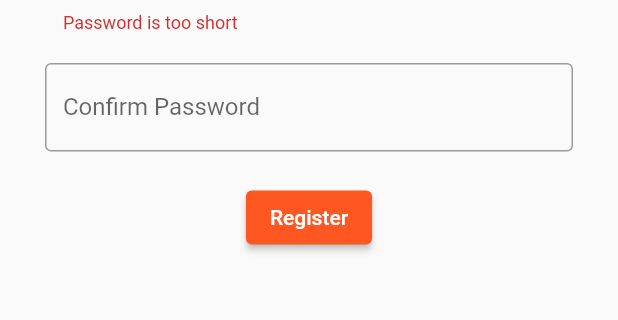
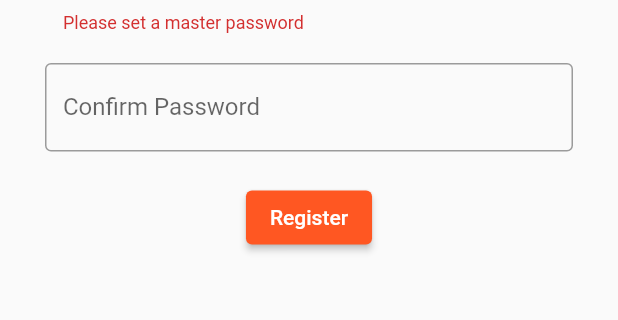
Before and after one commit to subarnaPdl/password_manager_using_hive_and_bloc_flutter, a Flutter app: the screen it shows after launch, after a tap on "Register", on a phone screen of 412 x 824 dp, the part 444-764 px from its top. Run offline on Flutter 3.47's test engine with Material 2 defaults, Android fonts, the phone set to English and light mode, and no system bars; our stand-ins replace bloc, flutter_bloc, flutter_secure_storage, flutter_slidable, hive, hive_flutter; missing offline and left inert: tutorial_coach_mark; accounts and stored records are empty.

Commit message:
Modified login signup method

```diff
--- /dev/null
+++ b/lib/logic/bloc/auth/auth_event.dart
@@ -0,0 +1,13 @@
+part of 'auth_bloc.dart';
+
+abstract class AuthEvent {}
+
+class AuthSignupEvent extends AuthEvent {
+  final String password;
+  AuthSignupEvent({required this.password});
+}
+
+class AuthLoginEvent extends AuthEvent {
+  final String password;
+  AuthLoginEvent({required this.password});
+}
--- /dev/null
+++ b/lib/logic/bloc/auth/auth_state.dart
@@ -0,0 +1,15 @@
+part of 'auth_bloc.dart';
+
+@immutable
+abstract class AuthState {}
+
+class AuthInitial extends AuthState {}
+
+class AuthSignupSuccessState extends AuthState {}
+
+class AuthLoginSuccessState extends AuthState {}
+
+class AuthLoginFailedState extends AuthState {
+  final String exception;
+  AuthLoginFailedState({required this.exception});
+}
--- a/lib/logic/bloc/signup/signup_event.dart
+++ /dev/null
@@ -1,15 +0,0 @@
-part of 'signup_bloc.dart';
-
-abstract class SignupEvent {}
-
-class SignupPasswordChanged extends SignupEvent {
-  final String password;
-  SignupPasswordChanged({required this.password});
-}
-
-class SignupConfirmPasswordChanged extends SignupEvent {
-  final String confirmPassword;
-  SignupConfirmPasswordChanged({required this.confirmPassword});
-}
-
-class SignupSubmitted extends SignupEvent {}
--- a/lib/logic/bloc/signup/signup_state.dart
+++ /dev/null
@@ -1,28 +0,0 @@
-part of 'signup_bloc.dart';
-
-class SignupState {
-  final String password;
-  bool get isValidPassword => password.length > 5;
-
-  final String confirmPassword;
-  bool get isValidConfirmPassword => password == confirmPassword;
-
-  final FormSubmissionStatus formStatus;
-
-  SignupState({
-    this.password = '',
-    this.confirmPassword = '',
-    this.formStatus = const FormSubmissionStatus(),
-  });
-
-  SignupState copyWith({
-    String? password,
-    String? confirmPassword,
-    FormSubmissionStatus? formStatus,
-  }) {
-    return SignupState(
-        password: password ?? this.password,
-        confirmPassword: confirmPassword ?? this.confirmPassword,
-        formStatus: formStatus ?? this.formStatus);
-  }
-}
--- a/lib/logic/form_login_state.dart
+++ /dev/null
@@ -1,13 +0,0 @@
-class FormSubmissionStatus {
-  const FormSubmissionStatus();
-}
-
-class FormSubmitting extends FormSubmissionStatus {}
-
-class FormSubmissionSuccess extends FormSubmissionStatus {}
-
-class FormSubmissionFailed extends FormSubmissionStatus {
-  final String exception;
-
-  const FormSubmissionFailed(this.exception);
-}
--- a/lib/main.dart
+++ b/lib/main.dart
@@ -2,6 +2,7 @@ import 'package:flutter/material.dart';
 import 'package:hive_flutter/hive_flutter.dart';
 import 'package:password_manager/data/repositories/auth_repository.dart';
 import 'package:password_manager/data/repositories/pass_repository.dart';
+import 'package:password_manager/logic/bloc/auth/auth_bloc.dart';
 import 'package:password_manager/logic/bloc/pass/pass_bloc.dart';
 import 'package:password_manager/logic/bloc_observer.dart';
 import 'package:password_manager/presentation/routes/routes.dart';
@@ -19,10 +20,10 @@ void main() async {
       MultiRepositoryProvider(
         providers: [
           RepositoryProvider(
-            create: (context) => AuthRepository(),
+            create: (context) => PassRepository(),
           ),
           RepositoryProvider(
-            create: (context) => PassRepository(),
+            create: (context) => AuthRepository(),
           ),
         ],
         child: const MyApp(),
@@ -40,9 +41,12 @@ class MyApp extends StatelessWidget {
     return MultiBlocProvider(
       providers: [
         BlocProvider(
+          create: (context) => AuthBloc(context.read<AuthRepository>()),
+        ),
+        BlocProvider(
           create: (context) =>
               PassBloc(context.read<PassRepository>())..add(PassLoadEvent()),
-        )
+        ),
       ],
       child: MaterialApp(
         title: 'My Pass',
--- a/lib/presentation/routes/routes.dart
+++ b/lib/presentation/routes/routes.dart
@@ -9,7 +9,7 @@ import 'package:password_manager/presentation/screens/splash_screen.dart';
 Route routes(RouteSettings settings) {
   switch (settings.name) {
     case '/':
-      return MaterialPageRoute(builder: (_) => const SplashScreen());
+      return MaterialPageRoute(builder: (_) => SplashScreen());
     case '/home':
       return MaterialPageRoute(builder: (_) => const HomeScreen());
     case '/addPass':
@@ -17,8 +17,8 @@ Route routes(RouteSettings settings) {
     case '/login':
       return MaterialPageRoute(builder: (_) => LoginScreen());
     case '/signup':
-      return MaterialPageRoute(builder: (_) => SignupScreen());
+      return MaterialPageRoute(builder: (_) => const SignupScreen());
     default:
-      return MaterialPageRoute(builder: (_) => const SplashScreen());
+      return MaterialPageRoute(builder: (_) => SplashScreen());
   }
 }
--- a/lib/presentation/screens/signup_screen.dart
+++ b/lib/presentation/screens/signup_screen.dart
@@ -1,13 +1,36 @@
 import 'package:flutter/material.dart';
 import 'package:flutter_bloc/flutter_bloc.dart';
-import 'package:password_manager/logic/bloc/signup/signup_bloc.dart';
-import 'package:password_manager/logic/form_login_state.dart';
-import 'package:password_manager/data/repositories/auth_repository.dart';
+import 'package:password_manager/logic/bloc/auth/auth_bloc.dart';
 
-class SignupScreen extends StatelessWidget {
-  SignupScreen({Key? key}) : super(key: key);
+class SignupScreen extends StatefulWidget {
+  const SignupScreen({Key? key}) : super(key: key);
 
+  @override
+  State<SignupScreen> createState() => _SignupScreenState();
+}
+
+class _SignupScreenState extends State<SignupScreen> {
   final _formKey = GlobalKey<FormState>();
+  final _passTEC = TextEditingController();
+  final _confirmPassTEC = TextEditingController();
+
+  String? _validatePass(String pass) {
+    if (pass.isEmpty) {
+      return "Please set a master password";
+    } else if (pass.length < 5) {
+      return "Enter atleast 6 characters";
+    } else {
+      return null;
+    }
+  }
+
+  String? _validateConfirmPass(String pass, String confirmPass) {
+    if (confirmPass != pass) {
+      return "Not same as password";
+    } else {
+      return null;
+    }
+  }
 
   @override
   Widget build(BuildContext context) {
@@ -27,29 +50,15 @@ class SignupScreen extends StatelessWidget {
                 "Please register a master password to start using the application. Note that if the master password is lost the stored data cannot be recovered because of the missing sync option. It is strongly recommended that you backup your data at regular intervals.",
                 style: TextStyle(fontStyle: FontStyle.italic)),
             const SizedBox(height: 25),
-            BlocProvider(
-              create: (context) => SignupBloc(
-                authRepo: context.read<AuthRepository>(),
-              ),
-              child: _loginForm(),
-            ),
+            _bodyView(context),
           ],
         ),
       ),
     );
   }
 
-  Widget _loginForm() {
-    return BlocListener<SignupBloc, SignupState>(
-      listener: (context, state) {
-        final formStatus = state.formStatus;
-        if (formStatus is FormSubmissionFailed) {
-          _showSnackBar(context, formStatus.exception);
-        } else if (formStatus is FormSubmissionSuccess) {
-          Navigator.of(context).pushReplacementNamed('/login');
-        }
-      },
-      child: Form(
+  Widget _bodyView(BuildContext context) {
+    return Form(
       key: _formKey,
       child: Column(
         children: [
@@ -57,16 +66,13 @@ class SignupScreen extends StatelessWidget {
           const SizedBox(height: 20),
           _confirmPasswordField(),
           const SizedBox(height: 20),
-            _loginButton(),
+          _loginButton(context),
         ],
-        ),
       ),
     );
   }
 
   Widget _passwordField() {
-    return BlocBuilder<SignupBloc, SignupState>(
-      builder: (context, state) {
     return TextFormField(
       obscureText: true,
       enableSuggestions: false,
@@ -75,19 +81,12 @@ class SignupScreen extends StatelessWidget {
         border: OutlineInputBorder(),
         labelText: "Password",
       ),
-          validator: (value) =>
-              state.isValidPassword ? null : "Password is too short",
-          onChanged: (value) => context
-              .read<SignupBloc>()
-              .add(SignupPasswordChanged(password: value)),
-        );
-      },
+      controller: _passTEC,
+      validator: (_) => _validatePass(_passTEC.text),
     );
   }
 
   Widget _confirmPasswordField() {
-    return BlocBuilder<SignupBloc, SignupState>(
-      builder: (context, state) {
     return TextFormField(
       obscureText: true,
       enableSuggestions: false,
@@ -96,35 +95,25 @@ class SignupScreen extends StatelessWidget {
         border: OutlineInputBorder(),
         labelText: "Confirm Password",
       ),
-          validator: (value) =>
-              state.isValidConfirmPassword ? null : "Not same as password",
-          onChanged: (value) => context
-              .read<SignupBloc>()
-              .add(SignupConfirmPasswordChanged(confirmPassword: value)),
-        );
-      },
+      controller: _confirmPassTEC,
+      validator: (_) =>
+          _validateConfirmPass(_passTEC.text, _confirmPassTEC.text),
     );
   }
 
-  Widget _loginButton() {
-    return BlocBuilder<SignupBloc, SignupState>(
-      builder: (context, state) {
-        return state.formStatus is FormSubmitting
-            ? const CircularProgressIndicator()
-            : ElevatedButton(
+  Widget _loginButton(BuildContext context) {
+    return ElevatedButton(
       onPressed: () {
-                  if (_formKey.currentState!.validate()) {
-                    context.read<SignupBloc>().add(SignupSubmitted());
+        final isValidForm = _formKey.currentState!.validate();
+
+        if (isValidForm) {
+          context
+              .read<AuthBloc>()
+              .add(AuthSignupEvent(password: _passTEC.text));
+          Navigator.of(context).pushReplacementNamed('/login');
         }
       },
       child: const Text("Register"),
     );
-      },
-    );
-  }
-
-  void _showSnackBar(BuildContext context, String message) {
-    final snackBar = SnackBar(content: Text(message));
-    ScaffoldMessenger.of(context).showSnackBar(snackBar);
   }
 }
--- a/lib/presentation/screens/splash_screen.dart
+++ b/lib/presentation/screens/splash_screen.dart
@@ -1,14 +1,21 @@
 import 'dart:async';
 
 import 'package:flutter/material.dart';
+import 'package:password_manager/data/repositories/auth_repository.dart';
 
 class SplashScreen extends StatelessWidget {
-  const SplashScreen({Key? key}) : super(key: key);
+  SplashScreen({Key? key}) : super(key: key);
+  final _authRepository = AuthRepository();
 
   @override
   Widget build(BuildContext context) {
-    Timer(const Duration(seconds: 2),
-        () => Navigator.of(context).pushReplacementNamed('/signup'));
+    Timer(const Duration(seconds: 2), () async {
+      if (await _authRepository.isMasterPassCreated) {
+        Navigator.of(context).pushReplacementNamed('/login');
+      } else {
+        Navigator.of(context).pushReplacementNamed('/signup');
+      }
+    });
     return Scaffold(
       appBar: PreferredSize(
         preferredSize: Size.zero,
```
Also changed, not shown: lib/data/repositories/auth_repository.dart (+7 -11 lines), lib/logic/bloc/auth/auth_bloc.dart (added, +23 -0 lines), lib/logic/bloc/login/login_bloc.dart (deleted, +0 -30 lines), lib/logic/bloc/login/login_event.dart (deleted, +0 -10 lines), lib/logic/bloc/login/login_state.dart (deleted, +0 -23 lines), lib/logic/bloc/signup/signup_bloc.dart (deleted, +0 -36 lines), lib/presentation/screens/login_screen.dart (+16 -33 lines). Lines whose indentation alone changed are shown as unchanged.
